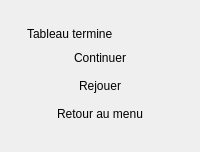
First picture: the form in Source/Elements/UI/LevelCompleteScreen.ui, repository azertval/ProjectGaming, before the edit.
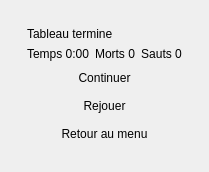
Second picture: the form after the edit. Custom widgets are drawn as their Qt base class.

Commit message: Bilan de fin de tableau : temps, morts, sauts (LOT-68, partie B)

Patch:
```diff
--- a/Source/Elements/UI/LevelCompleteScreen.ui
+++ b/Source/Elements/UI/LevelCompleteScreen.ui
@@ -33,6 +33,30 @@
      <property name="sizeHint" stdset="0"><size><width>0</width><height>0</height></size></property>
          </spacer>
         </item>
+        <!-- Bilan du tableau (LOT-68) : trois chiffres, pas un de plus. Au-dela, l'ecran
+             devient un tableau de bord alors qu'il doit se lire en une seconde. -->
+        <item>
+         <layout class="QHBoxLayout" name="summaryRow">
+          <item>
+           <widget class="QLabel" name="elapsedLabel">
+            <property name="alignment"><set>Qt::AlignCenter</set></property>
+            <property name="text"><string>Temps 0:00</string></property>
+           </widget>
+          </item>
+          <item>
+           <widget class="QLabel" name="deathsLabel">
+            <property name="alignment"><set>Qt::AlignCenter</set></property>
+            <property name="text"><string>Morts 0</string></property>
+           </widget>
+          </item>
+          <item>
+           <widget class="QLabel" name="jumpsLabel">
+            <property name="alignment"><set>Qt::AlignCenter</set></property>
+            <property name="text"><string>Sauts 0</string></property>
+           </widget>
+          </item>
+         </layout>
+        </item>
         <item>
          <widget class="hmi::PixelMenuButton" name="continueButton">
           <property name="cursor"><cursorShape>PointingHandCursor</cursorShape></property>
```
The commit also changes 13 other files.
